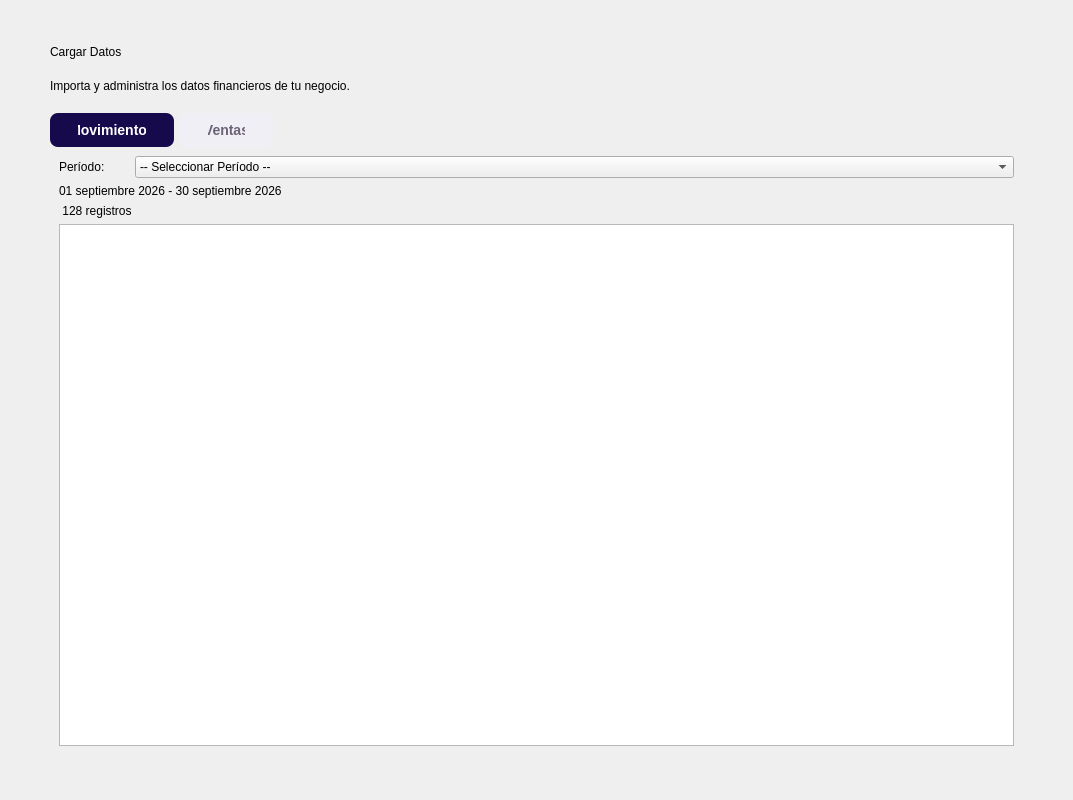
The window that app/ui/dashboard/pages/movimientos.ui (Brando-1510/Proyecto-Integrador-2.0) describes before a commit, drawn with Qt 5.
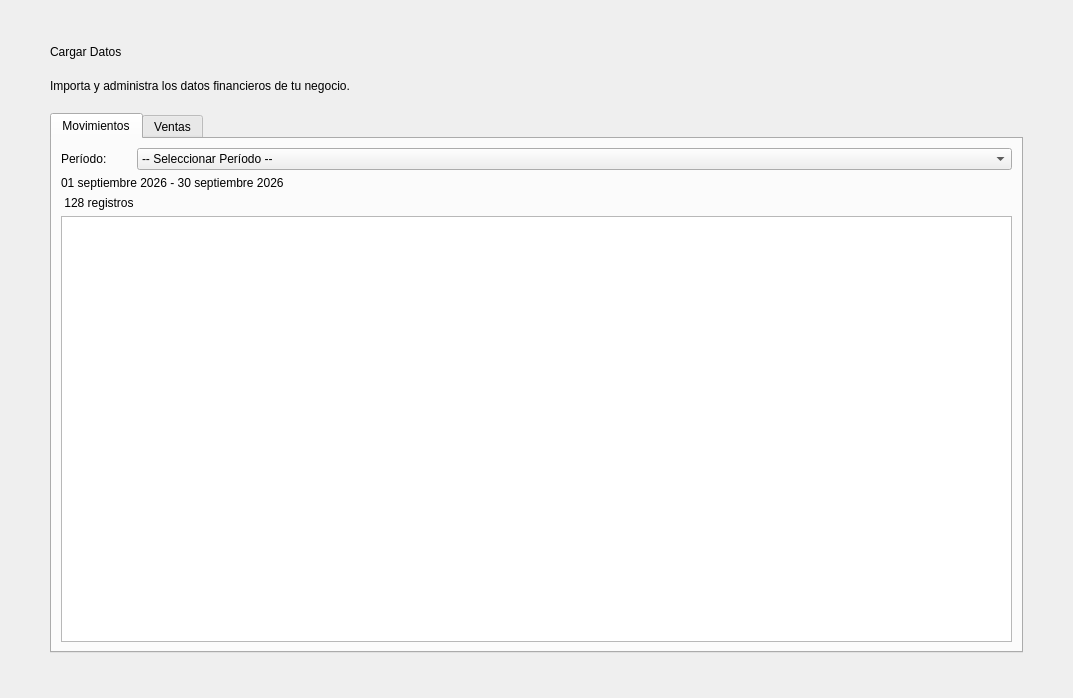
The same window after the commit. Icons and pictures are not drawn.

Commit message: (ui): añadiendo modulo de movimientos

What changed in the file:
```diff
--- a/app/ui/dashboard/pages/movimientos.ui
+++ b/app/ui/dashboard/pages/movimientos.ui
@@ -7,7 +7,7 @@
     <x>0</x>
     <y>0</y>
     <width>1073</width>
-    <height>800</height>
+    <height>698</height>
    </rect>
   </property>
   <property name="windowTitle">
@@ -250,7 +250,7 @@
           <x>0</x>
           <y>0</y>
           <width>995</width>
-          <height>732</height>
+          <height>630</height>
          </rect>
         </property>
         <property name="sizePolicy">
@@ -312,14 +312,20 @@
               <string>Movimientos</string>
              </property>
              <property name="styleSheet">
-              <string notr="true">QTabWidget::pane {
+              <string notr="true">QTabWidget {
+        qproperty-expanding: true;
+		background-color:#f7f7f7;
+    }
+QTabWidget::pane {
     border: none;
-    background: transparent;
+    background-color: #f7f7f7;
 }
-
+QTabWidget &gt; QWidget {
+    background-color: #f7f7f7;
+}
 QTabBar::tab {
     background: #F1EFF6;
-    color: #6B6375;
+    color: #46315c;
 
     padding: 10px 28px;
 
@@ -327,7 +333,7 @@
     border-radius: 8px;
 
     margin-right: 6px;
-
+	min-width: 50px; 
     font-family: &quot;Manrope&quot;;
     font-size: 14px;
     font-weight: 600;
@@ -341,6 +347,104 @@
 QTabBar::tab:selected {
     background: #16094C;
     color: white;
+}
+/* 
+-----------------------------------------------------------------------------------------------------
+Tabla (Optimizado para QTableView)
+-----------------------------------------------------------------------------------------------------
+*/
+
+QTableView {
+    background-color: #FFFFFF;
+    border: 1px solid #E4E0EA;
+    border-radius: 10px;
+    gridline-color: #EAE7EF;
+    font-size: 14px;
+    color: #0E042F;
+    selection-background-color: #EEEAF5;
+    selection-color: #0E042F;
+    /* Importante para que los elementos internos respeten los bordes redondeados */
+    overflow: hidden; 
+}
+
+/* Encabezados (Horizontal y Vertical) */
+QTableView QHeaderView::section {
+    background-color: #F5F3F8;
+    color: #0E042F;
+    font-size: 14px;
+    font-weight: bold;
+    border: none;
+    border-bottom: 1px solid #E4E0EA;
+    padding: 10px;
+}
+
+/* Forzar que el encabezado horizontal se alinee bien con el estilo */
+QHeaderView {
+    background-color: #F5F3F8;
+    border-top-left-radius: 9px;
+    border-top-right-radius: 9px;
+}
+
+/* Celdas individuales */
+QTableView::item {
+    padding: 8px;
+    border: none;
+}
+
+/* Fila seleccionada */
+QTableView::item:selected {
+    background-color: #EEEAF5;
+    color: #0E042F;
+}
+
+/* Esquina superior izquierda (intersección de encabezados) */
+QTableView QTableCornerButton::section {
+    background-color: #F5F3F8;
+    border: none;
+    border-top-left-radius: 9px;
+}
+
+/* --- SCROLLBAR VERTICAL --- */
+QTableView QScrollBar:vertical {
+    background-color: transparent;
+    width: 8px;
+    margin: 4px 2px 4px 2px;
+}
+
+QTableView QScrollBar::handle:vertical {
+    background-color: #C9C1D5;
+    border-radius: 4px;
+    min-height: 30px;
+}
+
+/* Ocultar flechas del scrollbar */
+QTableView QScrollBar::add-line:vertical,
+QTableView QScrollBar::sub-line:vertical,
+QTableView QScrollBar::add-page:vertical,
+QTableView QScrollBar::sub-page:vertical {
+    background: none;
+    height: 0px;
+}
+
+/* --- SCROLLBAR HORIZONTAL (Opcional, para mantener coherencia visual) --- */
+QTableView QScrollBar:horizontal {
+    background-color: transparent;
+    height: 8px;
+    margin: 2px 4px 2px 4px;
+}
+
+QTableView QScrollBar::handle:horizontal {
+    background-color: #C9C1D5;
+    border-radius: 4px;
+    min-width: 30px;
+}
+
+QTableView QScrollBar::add-line:horizontal,
+QTableView QScrollBar::sub-line:horizontal,
+QTableView QScrollBar::add-page:horizontal,
+QTableView QScrollBar::sub-page:horizontal {
+    background: none;
+    width: 0px;
 }</string>
              </property>
              <property name="currentIndex">
```
Left out of the diff: 4 changed lines with no effect on the pictures. The commit also changes 9 other files.
